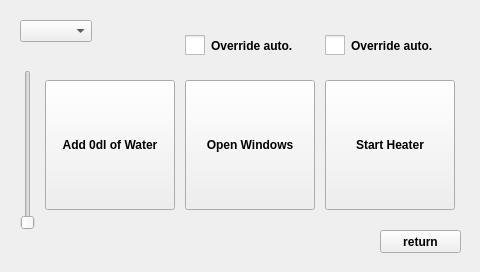
This is setmanual.ui in 3semesterprojekt/DevKitsoftware as Qt 5 draws it before an edit. The edited form follows.
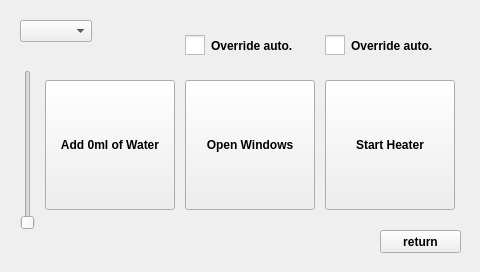
This is the edited form.

Patch:
```diff
--- a/setmanual.ui
+++ b/setmanual.ui
@@ -54,7 +54,7 @@
     <enum>Qt::NoFocus</enum>
    </property>
    <property name="text">
-    <string>Add 0dl of Water</string>
+    <string>Add 0ml of Water</string>
    </property>
   </widget>
   <widget class="QPushButton" name="windowButton">
```
Left out of the diff: 6 changed lines with no effect on the pictures.
